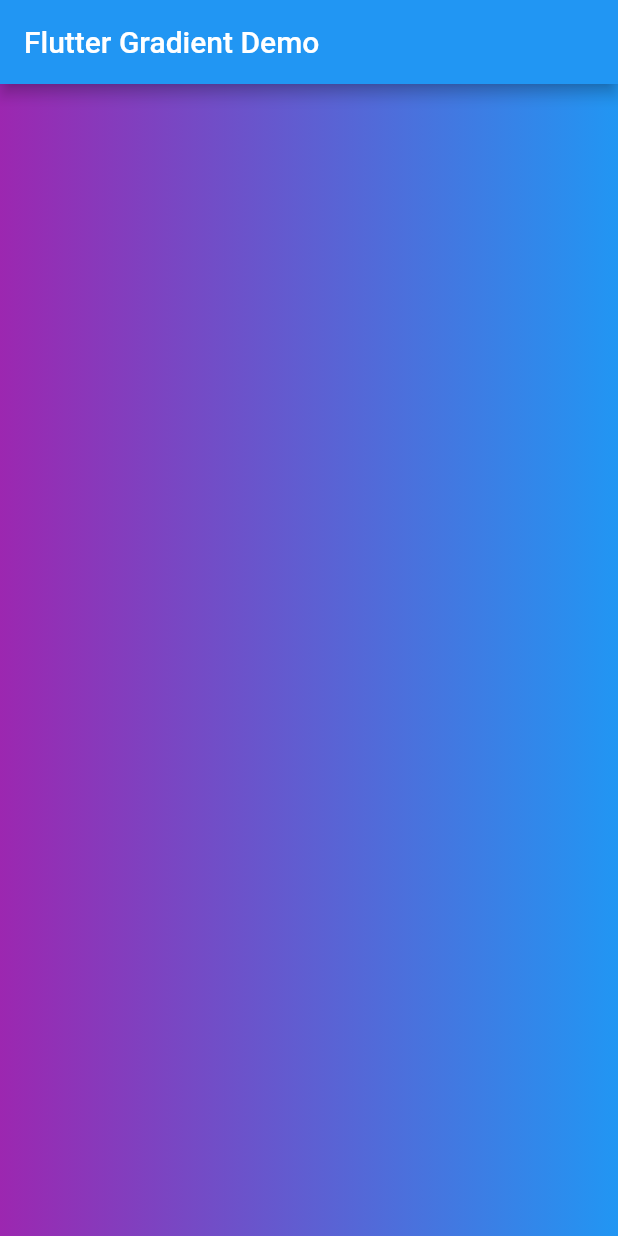
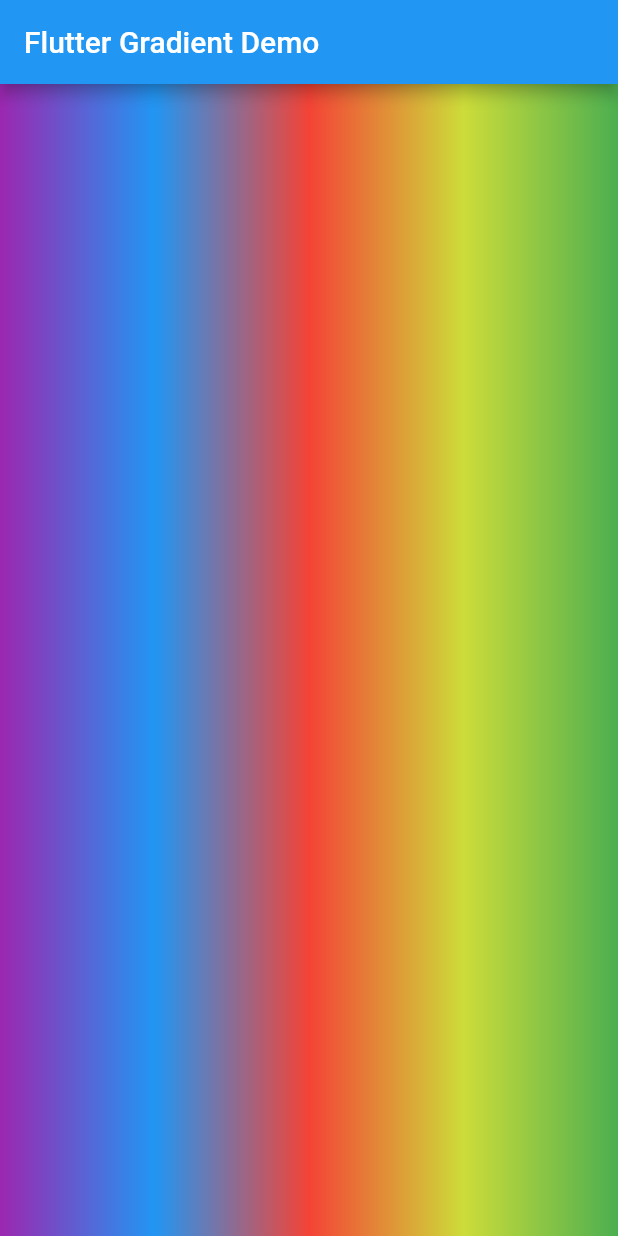
Before and after one commit to moniradiu/flutter, a Flutter app: the screen it shows after launch, on a phone screen of 412 x 824 dp. Run offline on Flutter 3.47's test engine with Material 2 defaults, Android fonts, the phone set to English and light mode, and no system bars.

Commit message:
Multi Gradient color in appbar

```diff
--- a/lib/main.dart
+++ b/lib/main.dart
@@ -17,7 +17,13 @@ class MyApp extends StatelessWidget {
                       gradient: LinearGradient(
                           begin: Alignment.centerLeft,
                           end: Alignment.centerRight,
-                          colors: [Colors.purple, Colors.blue])))),
+                          colors: [
+                Colors.purple,
+                Colors.blue,
+                Colors.red,
+                Colors.lime,
+                Colors.green,
+              ])))),
         ));
   }
 }
```
